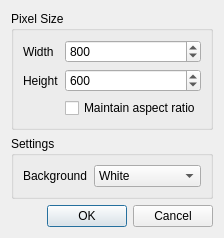
First picture: the form in ui/forms/newimagedialog.ui, repository msebastien/QuickDraw, before the edit.
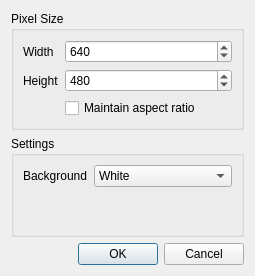
Second picture: the form after the edit.

```diff
--- a/ui/forms/newimagedialog.ui
+++ b/ui/forms/newimagedialog.ui
@@ -6,8 +6,8 @@
    <rect>
     <x>0</x>
     <y>0</y>
-    <width>211</width>
-    <height>216</height>
+    <width>255</width>
+    <height>276</height>
    </rect>
   </property>
   <property name="windowTitle">
@@ -51,7 +51,7 @@
          <number>5000</number>
         </property>
         <property name="value">
-         <number>800</number>
+         <number>640</number>
         </property>
        </widget>
       </item>
@@ -71,7 +71,7 @@
          <number>5000</number>
         </property>
         <property name="value">
-         <number>600</number>
+         <number>480</number>
         </property>
        </widget>
       </item>
```
